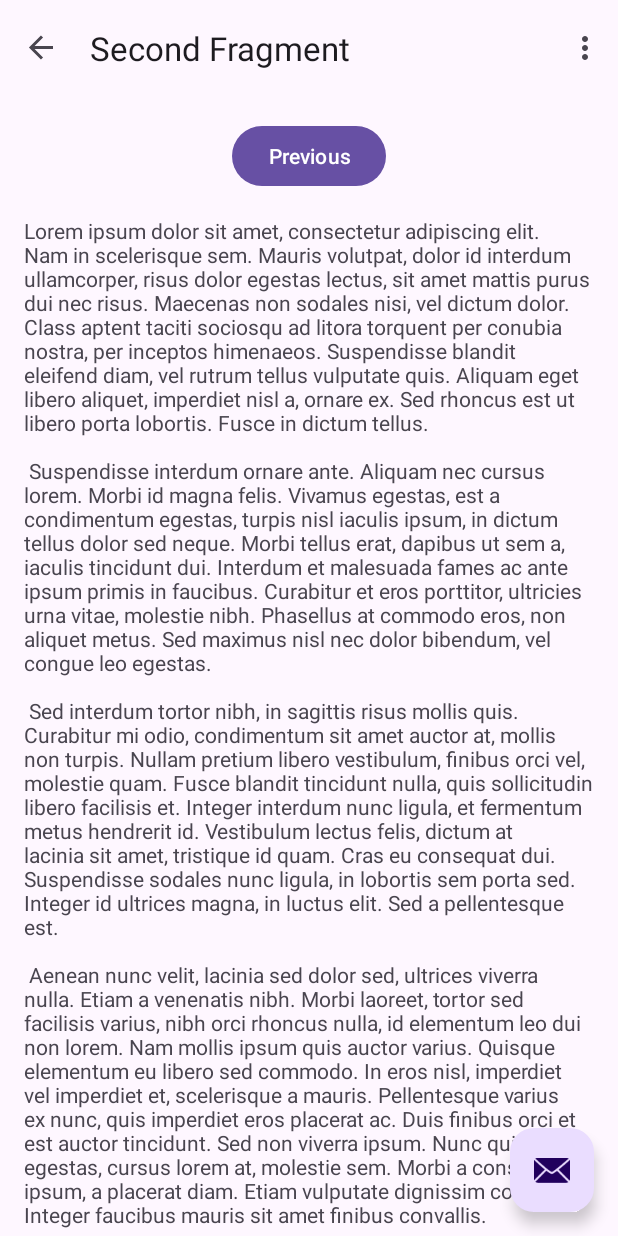
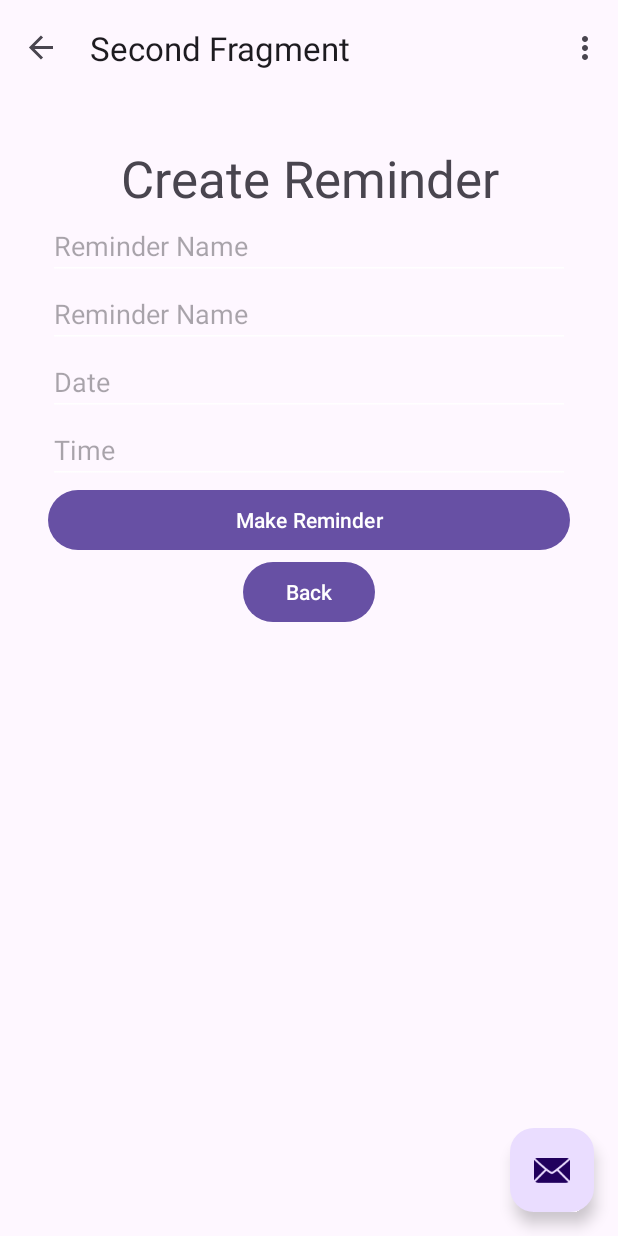
Before and after one commit to Pburman953/StudySync, an Android app: the screen it shows after launch (MainActivity), after a tap on "Next", on a phone screen of 412 x 824 dp. Run offline under Robolectric (Android 15) with nearby library versions, the phone set to English and light mode, and no system bars; our stand-ins replace navigation-ui.

Commit message:
reminder class,controller,fragments and management

```diff
--- a/Reminders/app/src/main/java/com/example/reminderspage/SecondFragment.java
+++ /dev/null
@@ -1,47 +0,0 @@
-package com.example.reminderspage;
-
-import android.os.Bundle;
-import android.view.LayoutInflater;
-import android.view.View;
-import android.view.ViewGroup;
-
-import androidx.annotation.NonNull;
-import androidx.fragment.app.Fragment;
-import androidx.navigation.fragment.NavHostFragment;
-
-import com.example.reminderspage.databinding.FragmentSecondBinding;
-
-public class SecondFragment extends Fragment {
-
-    private FragmentSecondBinding binding;
-
-    @Override
-    public View onCreateView(
-            LayoutInflater inflater, ViewGroup container,
-            Bundle savedInstanceState
-    ) {
-
-        binding = FragmentSecondBinding.inflate(inflater, container, false);
-        return binding.getRoot();
-
-    }
-
-    public void onViewCreated(@NonNull View view, Bundle savedInstanceState) {
-        super.onViewCreated(view, savedInstanceState);
-
-        binding.buttonSecond.setOnClickListener(new View.OnClickListener() {
-            @Override
-            public void onClick(View view) {
-                NavHostFragment.findNavController(SecondFragment.this)
-                        .navigate(R.id.action_SecondFragment_to_FirstFragment);
-            }
-        });
-    }
-
-    @Override
-    public void onDestroyView() {
-        super.onDestroyView();
-        binding = null;
-    }
-
-}
--- /dev/null
+++ b/Reminders/app/src/main/res/layout/fragment_createreminder.xml
@@ -0,0 +1,86 @@
+<?xml version="1.0" encoding="utf-8"?>
+<androidx.core.widget.NestedScrollView xmlns:android="http://schemas.android.com/apk/res/android"
+    xmlns:app="http://schemas.android.com/apk/res-auto"
+    xmlns:tools="http://schemas.android.com/tools"
+    android:layout_width="match_parent"
+    android:layout_height="match_parent"
+    tools:context=".CreateReminderFragment"
+    >
+
+    <androidx.constraintlayout.widget.ConstraintLayout
+        android:layout_width="match_parent"
+        android:layout_height="match_parent"
+        android:padding="16dp">
+
+
+
+        <LinearLayout
+            android:id="@+id/linearLayout2"
+            android:layout_width="match_parent"
+            android:layout_height="match_parent"
+            android:orientation="vertical"
+            android:padding="16dp"
+            tools:layout_editor_absoluteX="16dp">
+
+            <TextView
+                android:id="@+id/textView2"
+                android:layout_width="match_parent"
+                android:layout_height="wrap_content"
+                android:gravity="center"
+                android:text="Create Reminder"
+                android:textSize="34sp" />
+
+            <EditText
+                android:id="@+id/editTextReminderName"
+                android:layout_width="match_parent"
+                android:layout_height="wrap_content"
+                android:backgroundTint="#FFFFFF"
+                android:hint="Reminder Name"
+                android:inputType="text" />
+
+            <EditText
+                android:id="@+id/editTextDescription"
+                android:layout_width="match_parent"
+                android:layout_height="wrap_content"
+                android:backgroundTint="#FFFFFF"
+                android:hint="Reminder Name"
+                android:inputType="text" />
+
+            <EditText
+                android:id="@+id/editTextDate"
+                android:layout_width="match_parent"
+                android:layout_height="wrap_content"
+                android:hint="Date"
+                android:backgroundTint="#FFFFFF"
+
+                android:calendarViewShown="true"
+                android:datePickerMode="spinner" />
+
+            <EditText
+                android:id="@+id/editTextTime"
+                android:layout_width="match_parent"
+                android:layout_height="wrap_content"
+                android:hint="Time"
+                android:backgroundTint="#FFFFFF"
+                android:calendarViewShown="true"
+                />
+
+
+            <Button
+                android:id="@+id/buttonMakeReservation"
+                android:layout_width="match_parent"
+                android:layout_height="wrap_content"
+                android:text="Make Reminder" />
+
+            <Button
+                android:id="@+id/BackReminder"
+                android:layout_width="wrap_content"
+                android:layout_height="wrap_content"
+                android:layout_gravity="center"
+                android:text="Back" />
+        </LinearLayout>
+
+
+
+    </androidx.constraintlayout.widget.ConstraintLayout>
+</androidx.core.widget.NestedScrollView>
--- a/Reminders/app/src/main/res/layout/fragment_second.xml
+++ /dev/null
@@ -1,35 +0,0 @@
-<?xml version="1.0" encoding="utf-8"?>
-<androidx.core.widget.NestedScrollView xmlns:android="http://schemas.android.com/apk/res/android"
-    xmlns:app="http://schemas.android.com/apk/res-auto"
-    xmlns:tools="http://schemas.android.com/tools"
-    android:layout_width="match_parent"
-    android:layout_height="match_parent"
-    tools:context=".SecondFragment">
-
-    <androidx.constraintlayout.widget.ConstraintLayout
-        android:layout_width="match_parent"
-        android:layout_height="match_parent"
-        android:padding="16dp">
-
-        <Button
-            android:id="@+id/button_second"
-            android:layout_width="wrap_content"
-            android:layout_height="wrap_content"
-            android:text="@string/previous"
-            app:layout_constraintBottom_toTopOf="@id/textview_second"
-            app:layout_constraintEnd_toEndOf="parent"
-            app:layout_constraintStart_toStartOf="parent"
-            app:layout_constraintTop_toTopOf="parent" />
-
-        <TextView
-            android:id="@+id/textview_second"
-            android:layout_width="wrap_content"
-            android:layout_height="wrap_content"
-            android:layout_marginTop="16dp"
-            android:text="@string/lorem_ipsum"
-            app:layout_constraintBottom_toBottomOf="parent"
-            app:layout_constraintEnd_toEndOf="parent"
-            app:layout_constraintStart_toStartOf="parent"
-            app:layout_constraintTop_toBottomOf="@id/button_second" />
-    </androidx.constraintlayout.widget.ConstraintLayout>
-</androidx.core.widget.NestedScrollView>
--- a/Reminders/app/src/main/res/navigation/nav_graph.xml
+++ b/Reminders/app/src/main/res/navigation/nav_graph.xml
@@ -17,12 +17,31 @@
     </fragment>
     <fragment
         android:id="@+id/SecondFragment"
-        android:name="com.example.reminderspage.SecondFragment"
+        android:name="com.example.reminderspage.CreateReminderFragment"
         android:label="@string/second_fragment_label"
-        tools:layout="@layout/fragment_second">
+        tools:layout="@layout/fragment_createreminder">
 
         <action
             android:id="@+id/action_SecondFragment_to_FirstFragment"
             app:destination="@id/FirstFragment" />
+        <action
+            android:id="@+id/action_SecondFragment_to_ManageReminderFragment"
+            app:destination="@id/manageReminder"/>
     </fragment>
+
+    <fragment
+        android:id="@+id/manageReminder"
+        android:name="com.example.reminderspage.ManageReminderFragment"
+        android:label="manageReminder"
+        tools:layout="@layout/fragment_managereminders">
+        <action
+            android:id="@+id/action_ManageReminder_to_FirstFragment"
+            app:destination="@id/FirstFragment"
+            />
+
+        <action
+            android:id="@+id/action_ManageReminder_to_SecondFragment"
+            app:destination="@id/SecondFragment"/>
+    </fragment>
+
 </navigation>
--- a/Reminders/app/src/main/res/values/strings.xml
+++ b/Reminders/app/src/main/res/values/strings.xml
@@ -43,4 +43,8 @@
         libero vel nunc consequat, quis tincidunt nisl eleifend. Cras bibendum enim a justo luctus
         vestibulum. Fusce dictum libero quis erat maximus, vitae volutpat diam dignissim.
     </string>
+
+    <string name="ReminderDate">
+        00/00/0000
+    </string>
 </resources>
```
Also changed, not shown: Reminders/app/src/main/java/com/example/reminderspage/CreateReminderFragment.java (added, +154 -0 lines), Reminders/app/src/main/java/com/example/reminderspage/EditTextFieldNames.java (added, +12 -0 lines), Reminders/app/src/main/java/com/example/reminderspage/ManageReminderFragment.java (added, +124 -0 lines), Reminders/app/src/main/java/com/example/reminderspage/Reminder.java (added, +34 -0 lines), Reminders/app/src/main/java/com/example/reminderspage/ReminderController.java (added, +22 -0 lines), Reminders/app/src/main/java/com/example/reminderspage/Values.java (added, +8 -0 lines), Reminders/app/src/main/res/layout/fragment_managereminders.xml (added, +56 -0 lines), Reminders/app/src/main/res/menu/reminder_menu.xml (added, +15 -0 lines).
